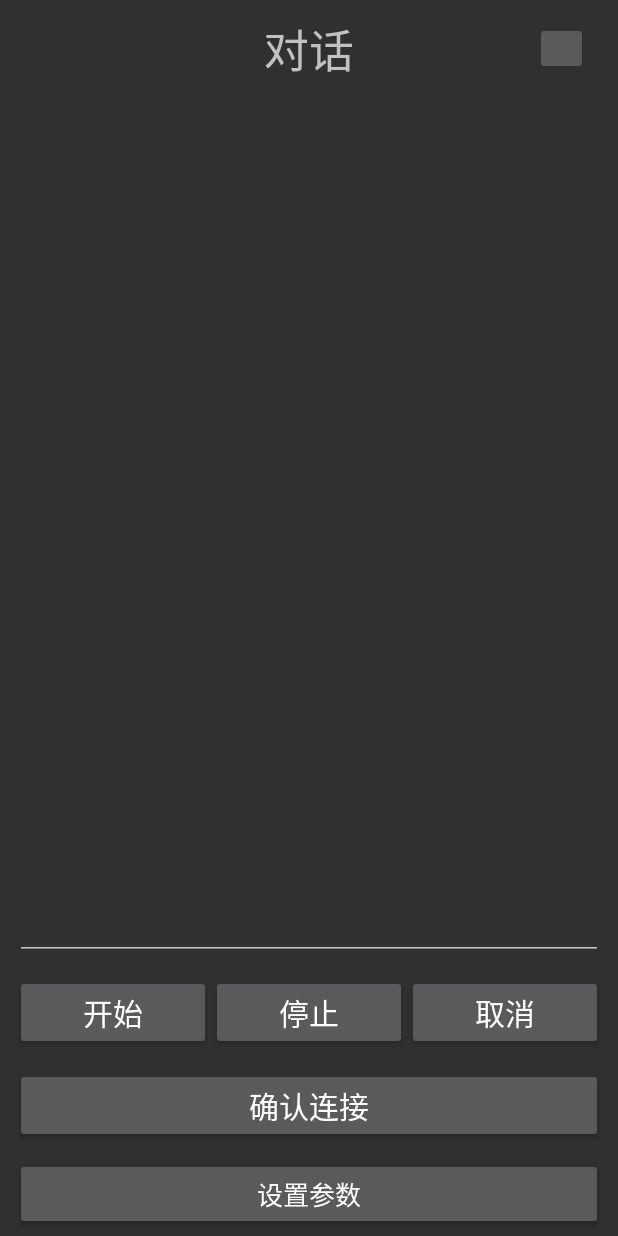
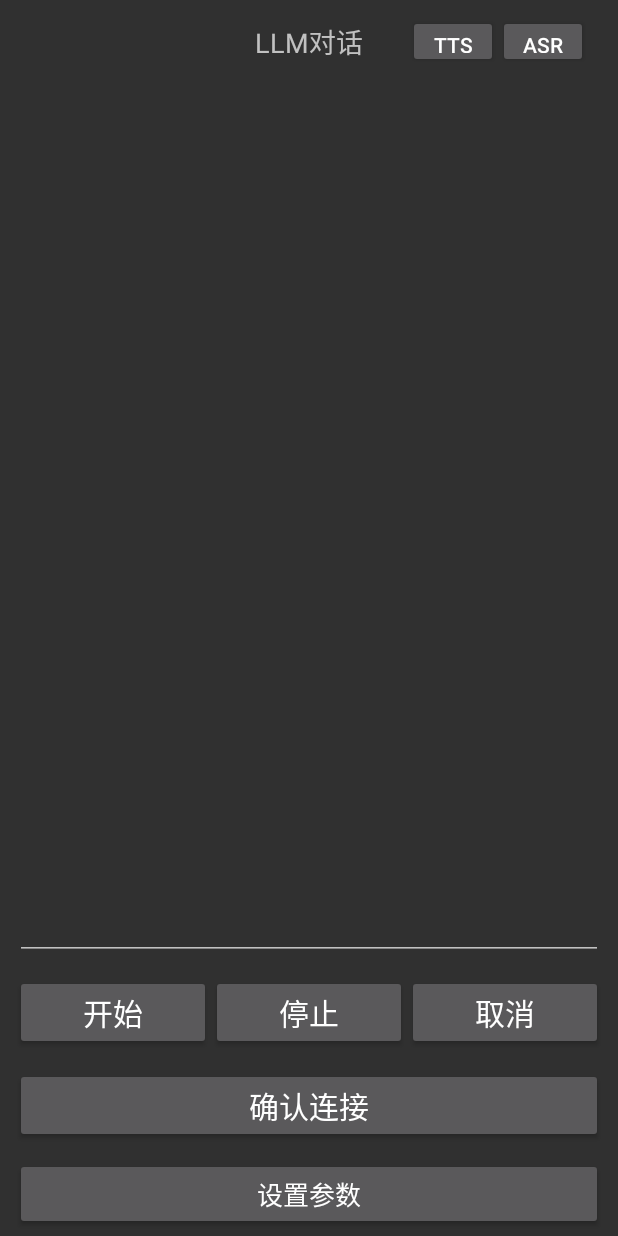
Before and after one commit to java007hf/Balence, an Android app: the screen it shows after launch (MainActivity), on a phone screen of 412 x 824 dp. Run offline under Robolectric (Android 15) with nearby library versions, the phone set to English and light mode, and no system bars; libraries missing offline, so code that uses them is left out: okhttp3.sse.

Commit message:
调整布局

```diff
--- a/MyCar/app/src/main/java/com/example/mycar/MainActivity.kt
+++ b/MyCar/app/src/main/java/com/example/mycar/MainActivity.kt
@@ -86,8 +86,6 @@ class MainActivity : AppCompatActivity(), View.OnClickListener {
             }
         }
     }
-
-
 
     override fun onCreate(savedInstanceState: Bundle?) {
         super.onCreate(savedInstanceState)
--- a/MyCar/app/src/main/res/layout/main_activity.xml
+++ b/MyCar/app/src/main/res/layout/main_activity.xml
@@ -18,14 +18,22 @@ android:paddingRight="10dp">
         android:layout_width="wrap_content"
         android:layout_height="wrap_content"
         android:layout_centerInParent="true"
-        android:text="对话"
-        android:textSize="30sp" />
+        android:text="LLM对话"
+        android:textSize="18sp" />
 
-    <ImageButton
+    <Button
         android:id="@+id/image_iat_set"
-        android:layout_width="35dp"
+        android:layout_width="60dp"
         android:layout_height="35dp"
+        android:text="ASR"
         android:layout_alignParentRight="true"
+        android:layout_centerVertical="true"/>
+    <Button
+        android:id="@+id/image_tts_set"
+        android:layout_width="60dp"
+        android:layout_height="35dp"
+        android:text="TTS"
+        android:layout_toLeftOf="@+id/image_iat_set"
         android:layout_centerVertical="true"/>
 </RelativeLayout>
 
```
